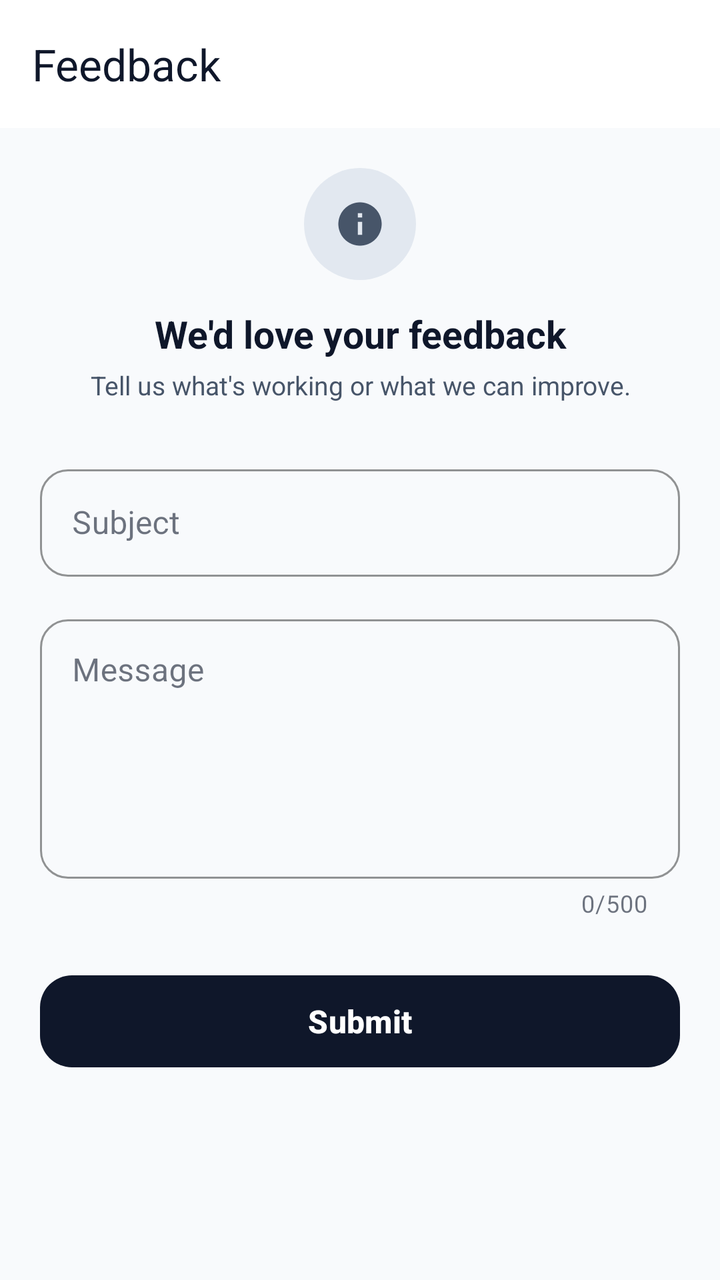
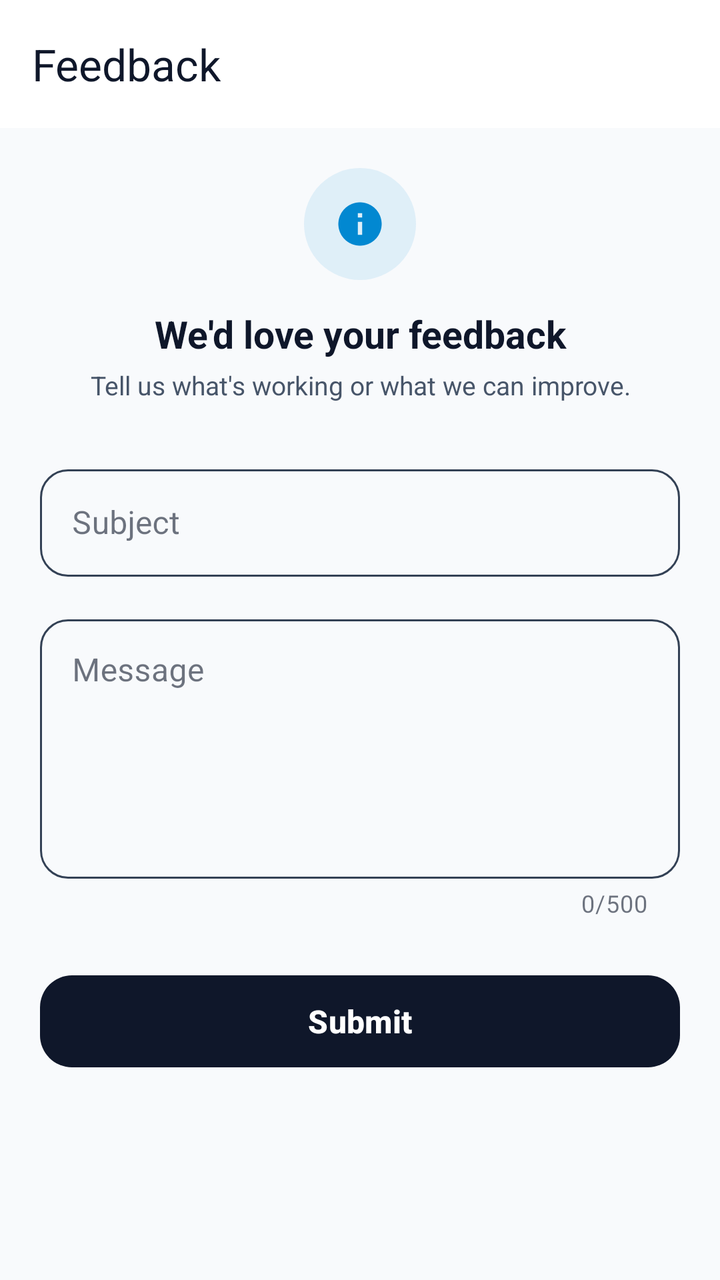

Two renders of the same Android screen: before a commit and after it. Below are the layout's source before the change and the commit's diff.
<!-- AndroidManifest.xml: application theme Theme.TestMaster -->
<!-- res/layout/activity_feedback.xml -->
<?xml version="1.0" encoding="utf-8"?>
<LinearLayout xmlns:android="http://schemas.android.com/apk/res/android"
    xmlns:app="http://schemas.android.com/apk/res-auto"
    xmlns:tools="http://schemas.android.com/tools"
    android:layout_width="match_parent"
    android:layout_height="match_parent"
    android:background="@drawable/statusbar_background"
    android:fitsSystemWindows="true"
    android:orientation="vertical"
    tools:context=".activities.FeedbackActivity">

    <LinearLayout
        android:layout_width="match_parent"
        android:layout_height="match_parent"
        android:background="@color/background"
        android:orientation="vertical">

        <androidx.appcompat.widget.Toolbar
            android:id="@+id/toolbar"
            android:layout_width="match_parent"
            android:layout_height="wrap_content"
            android:background="@color/primary"
            app:title="Feedback"
            app:titleTextColor="@color/onPrimary" />

        <ScrollView
            android:layout_width="match_parent"
            android:layout_height="match_parent">

            <LinearLayout
                android:layout_width="match_parent"
                android:layout_height="wrap_content"
                android:orientation="vertical"
                android:padding="20dp">

                
                <FrameLayout
                    android:layout_width="56dp"
                    android:layout_height="56dp"
                    android:layout_gravity="center_horizontal"
                    android:background="@drawable/bg_circle_surface">

                    <ImageView
                        android:layout_width="26dp"
                        android:layout_height="26dp"
                        android:layout_gravity="center"
                        android:src="@drawable/baseline_info_24"
                        app:tint="@color/onSurfaceVariant" />
                </FrameLayout>

                <TextView
                    android:layout_width="match_parent"
                    android:layout_height="wrap_content"
                    android:layout_marginTop="14dp"
                    android:gravity="center"
                    android:text="We'd love your feedback"
                    android:textColor="@color/onSurface"
                    android:textSize="19sp"
                    android:textStyle="bold" />

                <TextView
                    android:layout_width="match_parent"
                    android:layout_height="wrap_content"
                    android:layout_marginTop="4dp"
                    android:gravity="center"
                    android:text="Tell us what's working or what we can improve."
                    android:textColor="@color/onSurfaceVariant"
                    android:textSize="13sp" />

                <com.google.android.material.textfield.TextInputLayout
                    style="@style/Widget.MaterialComponents.TextInputLayout.OutlinedBox"
                    android:layout_width="match_parent"
                    android:layout_height="wrap_content"
                    android:layout_marginTop="28dp"
                    android:hint="Subject"
                    app:boxCornerRadiusBottomEnd="14dp"
                    app:boxCornerRadiusBottomStart="14dp"
                    app:boxCornerRadiusTopEnd="14dp"
                    app:boxCornerRadiusTopStart="14dp"
                    app:boxStrokeColor="@color/accent"
                    app:hintTextColor="@color/onSurfaceVariant">

                    <com.google.android.material.textfield.TextInputEditText
                        android:id="@+id/et_subject"
                        android:layout_width="match_parent"
                        android:layout_height="wrap_content"
                        android:inputType="text"
                        android:maxLength="50"
                        android:padding="16dp"
                        android:textColor="@color/onSurface" />
                </com.google.android.material.textfield.TextInputLayout>

                <com.google.android.material.textfield.TextInputLayout
                    style="@style/Widget.MaterialComponents.TextInputLayout.OutlinedBox"
                    android:layout_width="match_parent"
                    android:layout_height="wrap_content"
                    android:layout_marginTop="16dp"
                    android:hint="Message"
                    app:boxCornerRadiusBottomEnd="14dp"
                    app:boxCornerRadiusBottomStart="14dp"
                    app:boxCornerRadiusTopEnd="14dp"
                    app:boxCornerRadiusTopStart="14dp"
                    app:boxStrokeColor="@color/accent"
                    app:counterEnabled="true"
                    app:counterMaxLength="500"
                    app:hintTextColor="@color/onSurfaceVariant">

                    <com.google.android.material.textfield.TextInputEditText
                        android:id="@+id/et_msg"
                        android:layout_width="match_parent"
                        android:layout_height="wrap_content"
                        android:gravity="top"
                        android:inputType="textMultiLine"
                        android:maxLength="500"
                        android:minLines="5"
                        android:padding="16dp"
                        android:textColor="@color/onSurface" />
                </com.google.android.material.textfield.TextInputLayout>

                <com.google.android.material.button.MaterialButton
                    android:id="@+id/btn_feedback_submit"
                    style="@style/Widget.Material3.Button"
                    android:layout_width="match_parent"
                    android:layout_height="54dp"
                    android:layout_marginTop="24dp"
                    android:text="Submit"
                    android:textColor="@color/primary"
                    android:textSize="16sp"
                    android:textStyle="bold"
                    app:backgroundTint="@color/onPrimary"
                    app:cornerRadius="16dp" />
            </LinearLayout>
        </ScrollView>
    </LinearLayout>
</LinearLayout>
<!-- resources referenced by this layout -->
<resources>
  <color name="accent">#334155</color>
  <color name="background">#F8FAFC</color>
  <color name="onPrimary">#0F172A</color>
  <color name="onSurface">#0F172A</color>
  <color name="onSurfaceVariant">#475569</color>
  <color name="primary">#FFFFFF</color>
  <!-- drawable baseline_info_24 (drawable) -->
  <vector android:height="24dp" android:tint="#000000"
      android:viewportHeight="24" android:viewportWidth="24"
      android:width="24dp" xmlns:android="http://schemas.android.com/apk/res/android">
      <path android:fillColor="@android:color/white" android:pathData="M12,2C6.48,2 2,6.48 2,12s4.48,10 10,10 10,-4.48 10,-10S17.52,2 12,2zM13,17h-2v-6h2v6zM13,9h-2L11,7h2v2z"/>
  </vector>
  <!-- drawable bg_circle_surface (drawable) -->
  <?xml version="1.0" encoding="utf-8"?>
  <shape xmlns:android="http://schemas.android.com/apk/res/android"
      android:shape="oval">
      <solid android:color="@color/surfaceVariant" />
  </shape>
  <!-- drawable statusbar_background (drawable) -->
  <?xml version="1.0" encoding="utf-8"?>
  <layer-list xmlns:android="http://schemas.android.com/apk/res/android">
  
      <item android:height="150dp">
          <shape>
              <solid android:color="@color/primary"/>
          </shape>
      </item>
  
      <item android:top="150dp">
          <shape>
              <solid android:color="@color/background"/>
          </shape>
      </item>
  
  </layer-list>
  <style name="Theme.TestMaster" parent="Base.Theme.TestMaster" />
  <color name="surfaceVariant">#E2E8F0</color>
  <style name="Base.Theme.TestMaster" parent="Theme.Material3.DayNight.NoActionBar">
          
          <item name="colorPrimary">@color/primary</item>
          <item name="colorOnPrimary">@color/onPrimary</item>
          <item name="colorPrimaryContainer">@color/primaryContainer</item>
          <item name="colorOnPrimaryContainer">@color/onPrimaryContainer</item>
  
          <item name="colorSecondary">@color/secondary</item>
          <item name="colorOnSecondary">@color/onSecondary</item>
          <item name="colorSecondaryContainer">@color/secondaryContainer</item>
          <item name="colorOnSecondaryContainer">@color/onSecondaryContainer</item>
  
          
          <item name="android:windowBackground">@color/background</item>
          <item name="colorSurface">@color/surface</item>
          <item name="colorOnSurface">@color/onSurface</item>
          <item name="colorSurfaceVariant">@color/surfaceVariant</item>
          <item name="colorOnSurfaceVariant">@color/onSurfaceVariant</item>
          <item name="colorOutline">@color/outline</item>
  
          
          <item name="colorError">@color/error</item>
          <item name="colorOnError">@color/onError</item>
          <item name="colorErrorContainer">@color/errorContainer</item>
          <item name="colorOnErrorContainer">@color/onErrorContainer</item>
  
          
          <item name="android:statusBarColor">@color/surface</item>
          <item name="android:windowLightStatusBar">true</item>
      </style>
  <color name="primaryContainer">#F1F5F9</color>
  <color name="onPrimaryContainer">#0F172A</color>
  <color name="secondary">#64748B</color>
  <color name="onSecondary">#FFFFFF</color>
  <color name="secondaryContainer">#E2E8F0</color>
  <color name="onSecondaryContainer">#0F172A</color>
  <color name="surface">#FFFFFF</color>
  <color name="outline">#94A3B8</color>
  <color name="error">#DC2626</color>
  <color name="onError">#FFFFFF</color>
  <color name="errorContainer">#FEE2E2</color>
  <color name="onErrorContainer">#7F1D1D</color>
</resources>

<!-- the commit's change to res/layout/activity_feedback.xml (unified diff, before → after) -->
@@ -38,14 +38,15 @@
                     android:layout_width="56dp"
                     android:layout_height="56dp"
                     android:layout_gravity="center_horizontal"
-                    android:background="@drawable/bg_circle_surface">
+                    android:background="@drawable/bg_circle_surface"
+                    android:backgroundTint="@color/blue_bg">
 
                     <ImageView
                         android:layout_width="26dp"
                         android:layout_height="26dp"
                         android:layout_gravity="center"
                         android:src="@drawable/baseline_info_24"
-                        app:tint="@color/onSurfaceVariant" />
+                        app:tint="@color/bluetint" />
                 </FrameLayout>
 
                 <TextView
@@ -69,6 +70,7 @@
 
                 <com.google.android.material.textfield.TextInputLayout
                     style="@style/Widget.MaterialComponents.TextInputLayout.OutlinedBox"
+                    android:theme="@style/ThemeOverlay.AppTheme.TextInputEditText.Outlined"
                     android:layout_width="match_parent"
                     android:layout_height="wrap_content"
                     android:layout_marginTop="28dp"
@@ -77,7 +79,7 @@
                     app:boxCornerRadiusBottomStart="14dp"
                     app:boxCornerRadiusTopEnd="14dp"
                     app:boxCornerRadiusTopStart="14dp"
-                    app:boxStrokeColor="@color/accent"
+                    app:boxStrokeColor="@color/text_input_stroke"
                     app:hintTextColor="@color/onSurfaceVariant">
 
                     <com.google.android.material.textfield.TextInputEditText
@@ -92,6 +94,7 @@
 
                 <com.google.android.material.textfield.TextInputLayout
                     style="@style/Widget.MaterialComponents.TextInputLayout.OutlinedBox"
+                    android:theme="@style/ThemeOverlay.AppTheme.TextInputEditText.Outlined"
                     android:layout_width="match_parent"
                     android:layout_height="wrap_content"
                     android:layout_marginTop="16dp"
@@ -100,7 +103,7 @@
                     app:boxCornerRadiusBottomStart="14dp"
                     app:boxCornerRadiusTopEnd="14dp"
                     app:boxCornerRadiusTopStart="14dp"
-                    app:boxStrokeColor="@color/accent"
+                    app:boxStrokeColor="@color/text_input_stroke"
                     app:counterEnabled="true"
                     app:counterMaxLength="500"
                     app:hintTextColor="@color/onSurfaceVariant">
<!-- resource entries referenced after the edit -->
@@ -2,6 +2,8 @@
 <resources>
   <color name="accent">#334155</color>
   <color name="background">#F8FAFC</color>
+  <color name="blue_bg">#1A0288D1</color>
+  <color name="bluetint">#0288D1</color>
   <color name="onPrimary">#0F172A</color>
   <color name="onSurface">#0F172A</color>
   <color name="onSurfaceVariant">#475569</color>
@@ -35,6 +37,9 @@
       </item>
   
   </layer-list>
+  <style name="ThemeOverlay.AppTheme.TextInputEditText.Outlined" parent="">
+          <item name="colorControlActivated">@color/accent</item>
+      </style>
   <style name="Theme.TestMaster" parent="Base.Theme.TestMaster" />
   <color name="surfaceVariant">#E2E8F0</color>
   <style name="Base.Theme.TestMaster" parent="Theme.Material3.DayNight.NoActionBar">
@@ -64,6 +69,9 @@
           <item name="colorOnErrorContainer">@color/onErrorContainer</item>
   
           
+          <item name="colorControlActivated">@color/accent</item>
+  
+          
           <item name="android:statusBarColor">@color/surface</item>
           <item name="android:windowLightStatusBar">true</item>
       </style>
